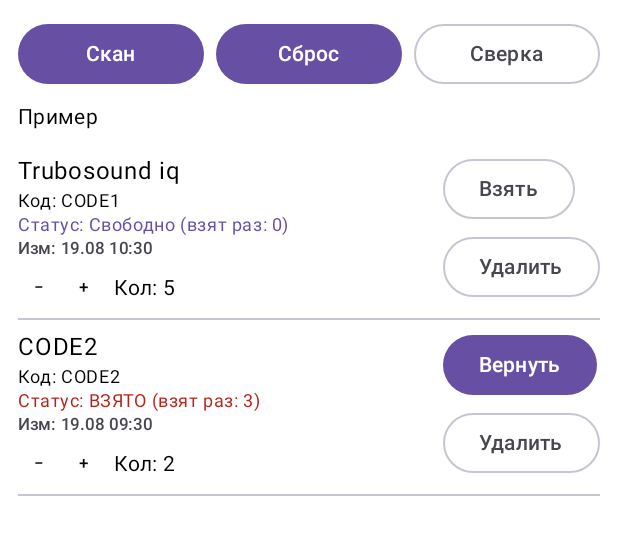
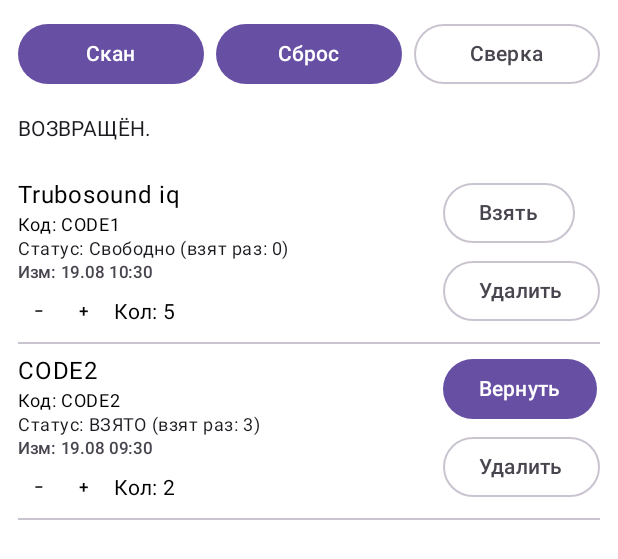
Before and after one commit to arbrspb/inventoryScanner, an Android app built with Jetpack Compose: the @Preview function InventoryScannerPreview, on a phone screen of 412 x 824 dp. Shown: the top 559 px of the screen. Run offline under Robolectric (Android 15) with nearby library versions, the phone set to English and light mode, and no system bars; libraries missing offline, so code that uses them is left out: com.journeyapps.barcodescanner.

Commit message:
работает

```diff
--- a/app/src/main/java/com/example/inventoryscanner/MainActivity.kt
+++ b/app/src/main/java/com/example/inventoryscanner/MainActivity.kt
@@ -9,27 +9,52 @@ import androidx.activity.ComponentActivity
 import androidx.activity.compose.setContent
 import androidx.activity.enableEdgeToEdge
 import androidx.activity.viewModels
+import androidx.compose.foundation.background
 import androidx.compose.foundation.clickable
-import androidx.compose.foundation.layout.*
+import androidx.compose.foundation.layout.Arrangement
+import androidx.compose.foundation.layout.Box
+import androidx.compose.foundation.layout.Column
+import androidx.compose.foundation.layout.Row
+import androidx.compose.foundation.layout.Spacer
+import androidx.compose.foundation.layout.height
+import androidx.compose.foundation.layout.fillMaxSize
+import androidx.compose.foundation.layout.fillMaxWidth
+import androidx.compose.foundation.layout.padding
+import androidx.compose.foundation.layout.size
+import androidx.compose.foundation.layout.width
 import androidx.compose.foundation.lazy.LazyColumn
 import androidx.compose.foundation.lazy.items
 import androidx.compose.foundation.lazy.rememberLazyListState
-
-import androidx.compose.material3.*
+import androidx.compose.material3.AlertDialog
+import androidx.compose.material3.Button
+import androidx.compose.material3.Divider
 import androidx.compose.material3.IconButton
-import androidx.compose.runtime.*
+import androidx.compose.material3.MaterialTheme
+import androidx.compose.material3.OutlinedButton
+import androidx.compose.material3.OutlinedTextField
+import androidx.compose.material3.Scaffold
+import androidx.compose.material3.Text
+import androidx.compose.material3.TextButton
+import androidx.compose.runtime.Composable
+import androidx.compose.runtime.getValue
+import androidx.compose.runtime.mutableStateOf
+import androidx.compose.runtime.remember
+import androidx.compose.runtime.setValue
 import androidx.compose.ui.Alignment
 import androidx.compose.ui.Modifier
+import androidx.compose.ui.graphics.Color
 import androidx.compose.ui.text.input.TextFieldValue
+import androidx.compose.ui.text.style.TextOverflow
 import androidx.compose.ui.tooling.preview.Preview
 import androidx.compose.ui.unit.dp
 import androidx.lifecycle.compose.collectAsStateWithLifecycle
 import com.example.inventoryscanner.ui.theme.InventoryScannerTheme
 import com.journeyapps.barcodescanner.ScanContract
 import com.journeyapps.barcodescanner.ScanOptions
+import java.text.SimpleDateFormat
+import java.util.Date
+import java.util.Locale
 
-//private val overscroll: Any
-//private val overscroll: Any
 private const val CAMERA_REQ = 123
 
 class MainActivity : ComponentActivity() {
@@ -69,7 +94,6 @@ class MainActivity : ComponentActivity() {
                             }
                         },
                         onResetClicked = { inventoryViewModel.resetAllCounts() },
-                        onReturnClicked = { inventoryViewModel.markReturned() },
                         onToggleCode = { code -> inventoryViewModel.onBarcodeScanned(code) },
                         onDeleteCode = { code -> inventoryViewModel.deleteItem(code, deleteLogs = false) },
                         onIncQuantity = { code -> inventoryViewModel.incQuantity(code) },
@@ -127,6 +151,13 @@ private fun playTone(tone: Int, durationMs: Int = 120) {
     toneGen?.startTone(tone, durationMs)
 }
 
+// ЕДИНСТВЕННАЯ версия функции форматирования времени
+private fun formatStatusTimeUi(ts: Long?): String {
+    if (ts == null) return "—"
+    val df = java.text.SimpleDateFormat("dd.MM.yyyy HH:mm", java.util.Locale.getDefault())
+    return df.format(java.util.Date(ts))
+}
+
 @Composable
 fun InventoryScannerScreen(
     modifier: Modifier = Modifier,
@@ -137,7 +168,6 @@ fun InventoryScannerScreen(
     kitCheckState: KitCheckState,
     onScanClicked: () -> Unit,
     onResetClicked: () -> Unit,
-    onReturnClicked: () -> Unit,
     onToggleCode: (String) -> Unit,
     onDeleteCode: (String) -> Unit,
     onIncQuantity: (String) -> Unit,
@@ -146,14 +176,14 @@ fun InventoryScannerScreen(
     onKitCheck: () -> Unit,
     onDismissKitDialog: () -> Unit
 ) {
+    val listState = rememberLazyListState()
 
-    val listState = rememberLazyListState()
-    val coroutineScope = rememberCoroutineScope()
     Column(
         modifier = modifier
             .fillMaxSize()
             .padding(12.dp)
     ) {
+        // Порядок кнопок как был: Скан, Сброс, Сверка
         Row(Modifier.fillMaxWidth(), horizontalArrangement = Arrangement.spacedBy(8.dp)) {
             Button(
                 onClick = onScanClicked,
@@ -176,18 +206,30 @@ fun InventoryScannerScreen(
 
         Spacer(Modifier.height(8.dp))
 
-        if (itemStatus == ItemStatus.CHECKED_OUT && !isProcessing) {
-            Button(
-                onClick = onReturnClicked,
-                modifier = Modifier.fillMaxWidth()
-            ) { Text("Вернуть последний") }
-            Spacer(Modifier.height(8.dp))
+        // Фиксированное белое поле статуса в одну строку (чтобы список не прыгал)
+        val statusLine = when {
+            message == "Нажмите повторно для возврата" -> message
+            itemStatus == ItemStatus.CHECKED_OUT -> "ВЗЯТ."
+            itemStatus == ItemStatus.AVAILABLE -> "ВОЗВРАЩЁН."
+            itemStatus == ItemStatus.ERROR -> "ОШИБКА."
+            else -> ""
+        }
+        Box(
+            modifier = Modifier
+                .fillMaxWidth()
+                .height(36.dp)
+                .background(Color.White),
+            contentAlignment = Alignment.CenterStart
+        ) {
+            Text(
+                text = statusLine,
+                style = MaterialTheme.typography.bodyMedium,
+                maxLines = 1,
+                overflow = TextOverflow.Clip,
+                color = MaterialTheme.colorScheme.onSurface
+            )
         }
 
-        Text(
-            text = if (isProcessing) "$message ..." else message,
-            style = MaterialTheme.typography.bodyMedium
-        )
         Spacer(Modifier.height(8.dp))
 
         LazyColumn(
@@ -224,18 +266,12 @@ fun InventoryScannerScreen(
                     Text("Шаблон: ${kitCheckState.matched}/${kitCheckState.totalTemplate} (${coverage}%)")
                     if (kitCheckState.missing.isNotEmpty()) {
                         Spacer(Modifier.height(8.dp))
-                        Text(
-                            "Не найдено (${kitCheckState.missing.size}):",
-                            style = MaterialTheme.typography.labelSmall
-                        )
+                        Text("Не найдено (${kitCheckState.missing.size}):", style = MaterialTheme.typography.labelSmall)
                         Text(kitCheckState.missing.joinToString(", "))
                     }
                     if (kitCheckState.extra.isNotEmpty()) {
                         Spacer(Modifier.height(8.dp))
-                        Text(
-                            "Лишние (${kitCheckState.extra.size}):",
-                            style = MaterialTheme.typography.labelSmall
-                        )
+                        Text("Лишние (${kitCheckState.extra.size}):", style = MaterialTheme.typography.labelSmall)
                         Text(kitCheckState.extra.joinToString(", "))
                     }
                     if (kitCheckState.missing.isEmpty() && kitCheckState.extra.isEmpty()) {
@@ -244,9 +280,7 @@ fun InventoryScannerScreen(
                     }
                 }
             },
-            confirmButton = {
-                TextButton(onClick = onDismissKitDialog) { Text("OK") }
-            }
+            confirmButton = { TextButton(onClick = onDismissKitDialog) { Text("OK") } }
         )
     }
 }
@@ -311,8 +345,6 @@ fun EquipmentRow(
     }
 
     val statusText = if (item.status == ItemStatus.CHECKED_OUT) "ВЗЯТО" else "Свободно"
-    val statusColor = if (item.status == ItemStatus.CHECKED_OUT)
-        MaterialTheme.colorScheme.error else MaterialTheme.colorScheme.primary
 
     Row(
         modifier = Modifier
@@ -326,8 +358,9 @@ fun EquipmentRow(
             Text(
                 text = "Статус: $statusText (взят раз: ${item.takenCount})",
                 style = MaterialTheme.typography.bodySmall,
-                color = statusColor
+                color = MaterialTheme.colorScheme.onSurface
             )
+            // Дата — под статусом, слева
             Text(
                 text = "Изм: ${formatStatusTime(item.lastStatusTs)}",
                 style = MaterialTheme.typography.labelSmall,
@@ -377,7 +410,7 @@ fun EquipmentRow(
 @Composable
 fun InventoryScannerPreview() {
     InventoryScannerScreen(
-        message = "Пример",
+        message = "",
         isProcessing = false,
         itemStatus = ItemStatus.AVAILABLE,
         items = listOf(
@@ -387,7 +420,6 @@ fun InventoryScannerPreview() {
         kitCheckState = KitCheckState(),
         onScanClicked = {},
         onResetClicked = {},
-        onReturnClicked = {},
         onToggleCode = {},
         onDeleteCode = {},
         onIncQuantity = {},
```
Also changed, not shown: app/src/main/java/com/example/inventoryscanner/InventoryViewModel.kt (+1 -37 lines), app/build.gradle.kts (line endings or trailing spaces).
